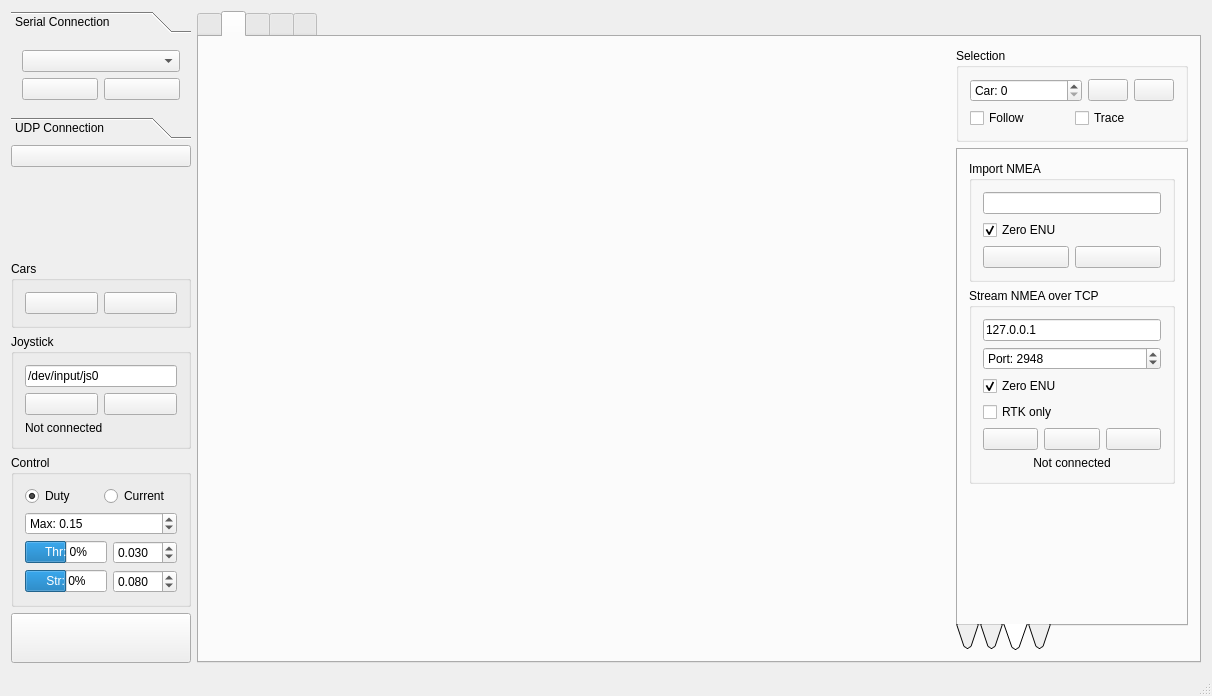
Old version of the form Linux/RC_Car_Tool/mainwindow.ui in the repository vedderb/rise_sdvp.
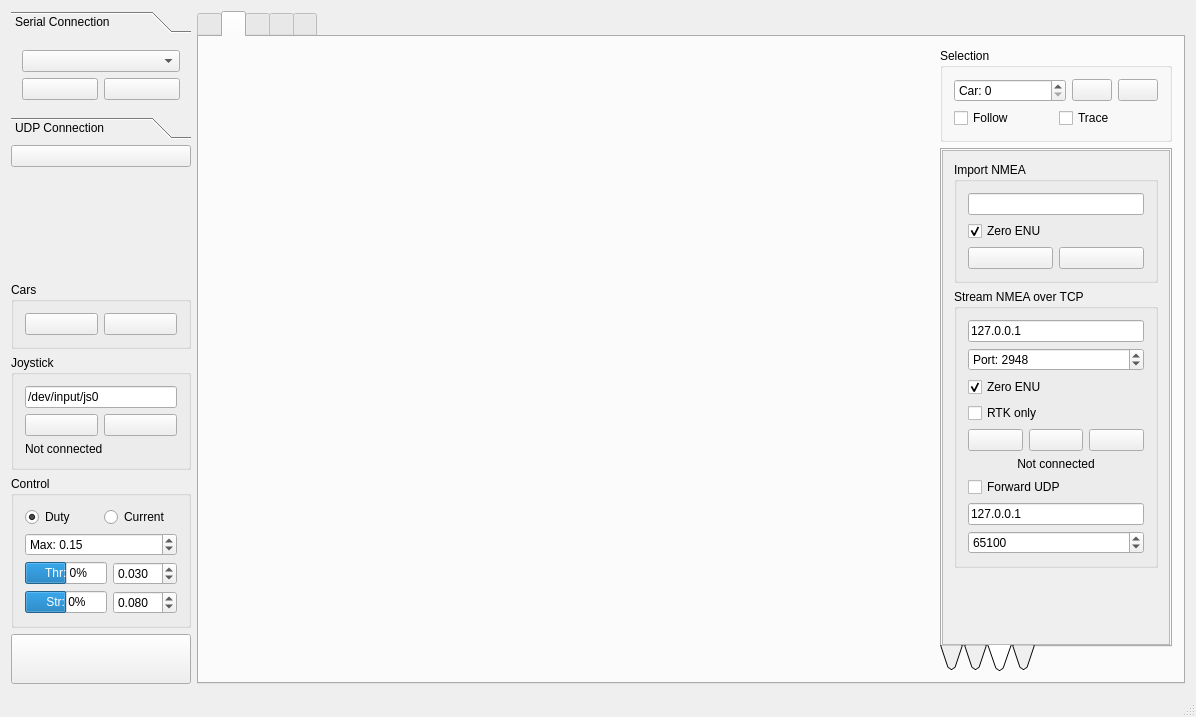
New version of the form. The open tabs and pages were chosen to show the change. Icons and pictures are not drawn. Custom widgets are drawn as their Qt base class.

Commit message: Fixed logging and added option to forward received NMEA over UDP

```diff
--- a/Linux/RC_Car_Tool/mainwindow.ui
+++ b/Linux/RC_Car_Tool/mainwindow.ui
@@ -6,8 +6,8 @@
    <rect>
     <x>0</x>
     <y>0</y>
-    <width>1212</width>
-    <height>696</height>
+    <width>1196</width>
+    <height>717</height>
    </rect>
   </property>
   <property name="windowTitle">
@@ -974,6 +974,33 @@
              <attribute name="toolTip">
               <string>Import</string>
              </attribute>
+             <layout class="QVBoxLayout" name="verticalLayout_13">
+              <property name="leftMargin">
+               <number>0</number>
+              </property>
+              <property name="topMargin">
+               <number>0</number>
+              </property>
+              <property name="rightMargin">
+               <number>0</number>
+              </property>
+              <property name="bottomMargin">
+               <number>0</number>
+              </property>
+              <item>
+               <widget class="QScrollArea" name="scrollArea">
+                <property name="widgetResizable">
+                 <bool>true</bool>
+                </property>
+                <widget class="QWidget" name="scrollAreaWidgetContents">
+                 <property name="geometry">
+                  <rect>
+                   <x>0</x>
+                   <y>0</y>
+                   <width>206</width>
+                   <height>472</height>
+                  </rect>
+                 </property>
              <layout class="QVBoxLayout" name="verticalLayout_12">
               <item>
                <widget class="QGroupBox" name="groupBox_11">
@@ -1142,6 +1169,30 @@
                    </property>
                   </widget>
                  </item>
+                     <item>
+                      <widget class="QCheckBox" name="mapStreamNmeaForwardUdpBox">
+                       <property name="text">
+                        <string>Forward UDP</string>
+                       </property>
+                      </widget>
+                     </item>
+                     <item>
+                      <widget class="QLineEdit" name="mapStreamNmeaForwardUdpHostEdit">
+                       <property name="text">
+                        <string>127.0.0.1</string>
+                       </property>
+                      </widget>
+                     </item>
+                     <item>
+                      <widget class="QSpinBox" name="mapStreamNmeaForwardUdpPortBox">
+                       <property name="maximum">
+                        <number>65535</number>
+                       </property>
+                       <property name="value">
+                        <number>65100</number>
+                       </property>
+                      </widget>
+                     </item>
                 </layout>
                </widget>
               </item>
@@ -1152,11 +1203,15 @@
                 </property>
                 <property name="sizeHint" stdset="0">
                  <size>
-                  <width>20</width>
-                  <height>261</height>
+                      <width>68</width>
+                      <height>29</height>
                  </size>
                 </property>
                </spacer>
+                  </item>
+                 </layout>
+                </widget>
+               </widget>
               </item>
              </layout>
             </widget>
```
Left out of the diff: 36 changed lines with no effect on the pictures. Lines whose indentation alone changed are shown as unchanged. The commit also changes 3 other files.
